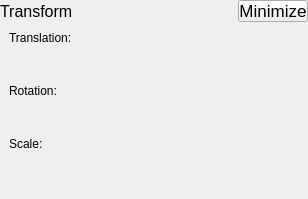
Old version of the form src/widgets/UI/TransformConfigView.ui in the repository DisonGo/s21_3DViewer.
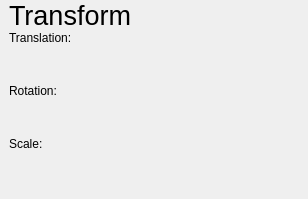
New version of the form. Custom widgets are drawn as their Qt base class.

Commit message: OBJParser_modification. Heavy style changes.

The edit to the form file:
```diff
--- a/src/widgets/UI/TransformConfigView.ui
+++ b/src/widgets/UI/TransformConfigView.ui
@@ -30,46 +30,10 @@
         <number>0</number>
       </property>
       <item row="0" column="0">
-        <layout class="QHBoxLayout" name="horizontalLayout_2" stretch="8,2">
+    <layout class="QHBoxLayout" name="horizontalLayout_2" stretch="">
           <property name="spacing">
             <number>0</number>
           </property>
-          <item>
-            <widget class="QLabel" name="label">
-              <property name="font">
-                <font>
-                  <pointsize>12</pointsize>
-                </font>
-              </property>
-              <property name="text">
-                <string>Transform</string>
-              </property>
-            </widget>
-          </item>
-          <item>
-            <widget class="QPushButton" name="pushButton">
-              <property name="sizePolicy">
-                <sizepolicy hsizetype="Preferred" vsizetype="Preferred">
-                  <horstretch>0</horstretch>
-                  <verstretch>0</verstretch>
-                </sizepolicy>
-              </property>
-              <property name="font">
-                <font>
-                  <pointsize>13</pointsize>
-                </font>
-              </property>
-              <property name="styleSheet">
-                <string notr="true">margin: 0;</string>
-              </property>
-              <property name="text">
-                <string>Minimize</string>
-              </property>
-              <property name="class" stdset="0">
-                <string>minimize_but</string>
-              </property>
-            </widget>
-          </item>
         </layout>
       </item>
       <item row="1" column="0">
@@ -85,10 +49,25 @@
                   <verstretch>0</verstretch>
                 </sizepolicy>
               </property>
-              <layout class="QVBoxLayout" name="verticalLayout_2" stretch="0,1,0,1,0,1">
+       <layout class="QVBoxLayout" name="verticalLayout_2" stretch="0,0,1,0,1,0,1">
                 <property name="spacing">
                   <number>0</number>
                 </property>
+        <property name="topMargin">
+         <number>0</number>
+        </property>
+        <item>
+         <widget class="QLabel" name="label">
+          <property name="font">
+           <font>
+            <pointsize>20</pointsize>
+           </font>
+          </property>
+          <property name="text">
+           <string>Transform</string>
+          </property>
+         </widget>
+        </item>
                 <item>
                   <widget class="QLabel" name="TranslateL">
                     <property name="text">
```
Left out of the diff: 10 changed lines with no effect on the pictures. Lines whose indentation alone changed are shown as unchanged. The commit also changes 11 other files.
